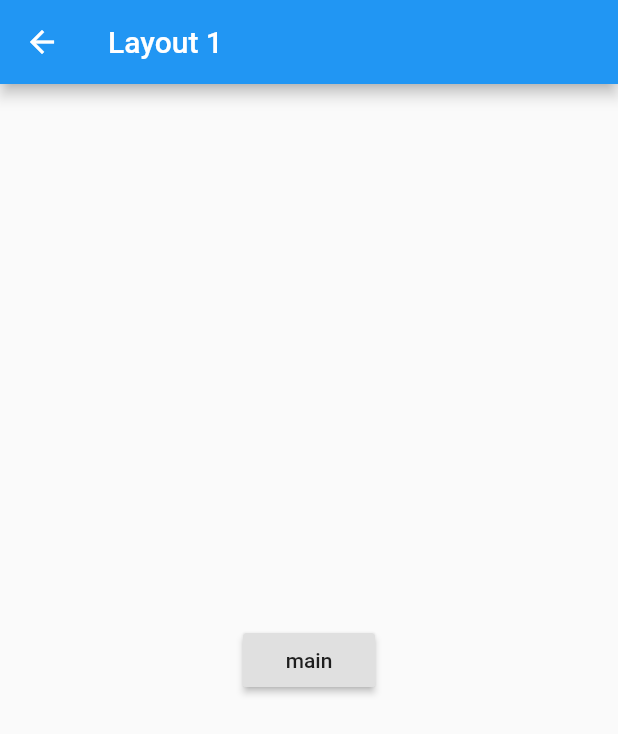
After one commit to primalcode/flutter_learning_widget, a Flutter app: the screen it shows after launch, after a tap on "Layout 1", on a phone screen of 412 x 824 dp. The commit adds this screen. Shown: the top 734 px of the screen. Run offline on Flutter 3.47's test engine with Material 2 defaults, Android fonts, the phone set to English and light mode, and no system bars.

Commit message:
とりあえず画面遷移

```diff
--- a/lib/components/app.dart
+++ b/lib/components/app.dart
@@ -1,4 +1,6 @@
 import 'package:flutter/material.dart';
+
+import 'layout1.dart';
 
 class MyApp extends StatelessWidget {
   @override
@@ -9,7 +11,15 @@ class MyApp extends StatelessWidget {
         title: Text('Learning flutter widget'),
       ),
       body: Center(
-        child: Text('Hello World')
+        child: RaisedButton(
+          child: Text('Layout 1'),
+          onPressed: () {
+            Navigator.push(
+              context,
+              MaterialPageRoute(builder: (context) => Layout1())
+            );
+          }
+        )
       )
     ),
   );
--- /dev/null
+++ b/lib/components/layout1.dart
@@ -0,0 +1,20 @@
+import 'package:flutter/cupertino.dart';
+import 'package:flutter/material.dart';
+
+class Layout1 extends StatelessWidget {
+  @override
+  Widget build(BuildContext context) => Scaffold(
+    appBar: AppBar(
+      title: Text('Layout 1'),
+    ),
+    body: Center(
+      child: RaisedButton(
+        onPressed: () {
+          Navigator.pop(context);
+        },
+        child: Text('main')
+      )
+    ),
+  );
+
+}
--- a/lib/main.dart
+++ b/lib/main.dart
@@ -1,4 +1,7 @@
 import 'package:flutter/material.dart';
 import 'package:flutterlearningwidget/components/app.dart';
 
-void main() => runApp(MyApp());
+void main() => runApp(MaterialApp(
+  title: 'Navigation',
+  home: MyApp(),
+));
```
Also changed, not shown: 1 other file.
